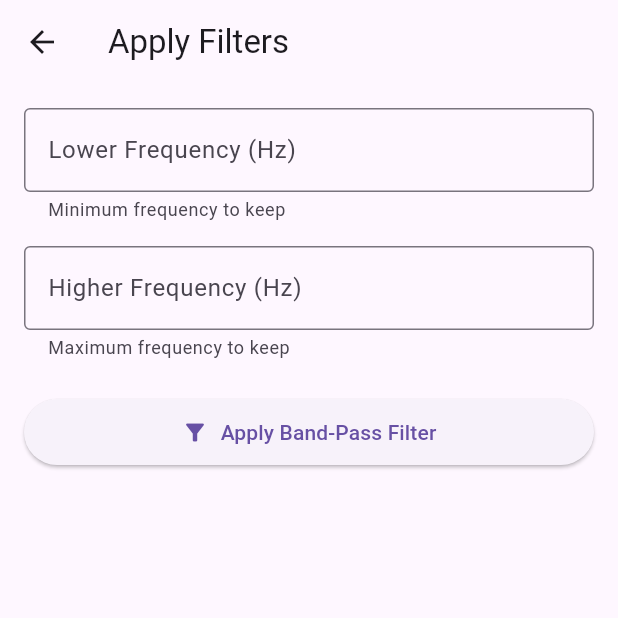
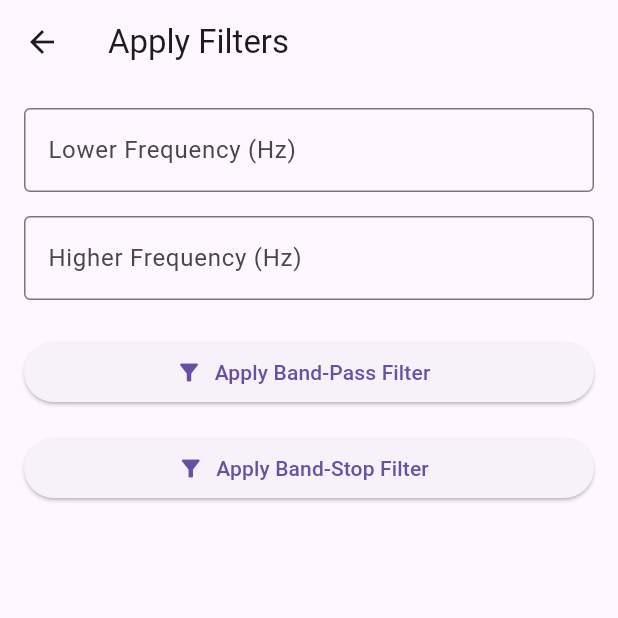
Before and after one commit to Prabhat7930/signal, a Flutter app: the SignalAnalysisPage screen opened directly with empty values, after a tap on "Apply Filters", on a phone screen of 412 x 824 dp, the top half of it. Run offline on Flutter 3.47's test engine with Material 3 defaults, Android fonts, the phone set to English and light mode, and no system bars; our stand-ins replace audioplayers, fl_chart, flutter_animate, shared_preferences; missing offline and left inert: record; accounts and stored records are empty.

```diff
--- a/lib/pages/filter_page.dart
+++ b/lib/pages/filter_page.dart
@@ -12,10 +12,10 @@ class FilterPage extends StatefulWidget {
   final int sampleRate;
 
   const FilterPage({
-    Key? key,
+    super.key,
     required this.originalFilePath,
     required this.sampleRate,
-  }) : super(key: key);
+  });
 
   @override
   State<FilterPage> createState() => _FilterPageState();
@@ -39,7 +39,7 @@ class _FilterPageState extends State<FilterPage> {
     try {
       final directory = await getApplicationDocumentsDirectory();
       final timestamp = DateTime.now().millisecondsSinceEpoch;
-      final newFilePath = '${directory.path}/bandpass_${timestamp}.wav';
+      final newFilePath = '${directory.path}/bandpass_$timestamp.wav';
 
       final filteredDoubleAudio = await AudioFilter.applyBandPassFilter(
           inputPath: widget.originalFilePath,
@@ -51,7 +51,8 @@ class _FilterPageState extends State<FilterPage> {
       return filteredDoubleAudio;
     } catch (e) {
       debugPrint('Error applying band-pass filter: $e');
-      ScaffoldMessenger.of(context).showSnackBar(SnackBar(content: Text('Error applying band-pass filter: $e')));
+      ScaffoldMessenger.of(context).showSnackBar(
+          SnackBar(content: Text('Error applying band-pass filter: $e')));
       return null;
     } finally {
       setState(() => _isFiltering = false);
@@ -63,9 +64,10 @@ class _FilterPageState extends State<FilterPage> {
     try {
       final directory = await getApplicationDocumentsDirectory();
       final timestamp = DateTime.now().millisecondsSinceEpoch;
-      final newFilePath = '${directory.path}/bandstop_${timestamp}.wav';
+      final newFilePath = '${directory.path}/bandstop_$timestamp.wav';
       final audioBytes = await File(widget.originalFilePath).readAsBytes();
-      final audioData = await compute(_decodeAudio, audioBytes.buffer.asInt16List());
+      final audioData =
+          await compute(_decodeAudio, audioBytes.buffer.asInt16List());
       if (audioData == null) {
         throw Exception("Error Decoding the audio file");
       }
@@ -76,18 +78,22 @@ class _FilterPageState extends State<FilterPage> {
         highFreq,
       );
 
-      final filteredBytes = Int16List.fromList(filteredAudio.map((e) => (e * 32768).round().clamp(-32768, 32767).toInt()).toList()).buffer.asUint8List();
+      final filteredBytes = Int16List.fromList(filteredAudio
+              .map((e) => (e * 32768).round().clamp(-32768, 32767).toInt())
+              .toList())
+          .buffer
+          .asUint8List();
       await File(newFilePath).writeAsBytes(filteredBytes);
       return newFilePath;
     } catch (e) {
       debugPrint('Error applying band-stop filter: $e');
-      ScaffoldMessenger.of(context).showSnackBar(SnackBar(content: Text('Error applying band-stop filter: $e')));
+      ScaffoldMessenger.of(context).showSnackBar(
+          SnackBar(content: Text('Error applying band-stop filter: $e')));
       return null;
     } finally {
       setState(() => _isFiltering = false);
     }
   }
-
 
   @override
   Widget build(BuildContext context) {
@@ -119,18 +125,24 @@ class _FilterPageState extends State<FilterPage> {
             ElevatedButton.icon(
               icon: const Icon(Icons.filter_alt),
               label: const Text('Apply Band-Pass Filter'),
-              onPressed: _isFiltering ? null : () async {
+              onPressed: _isFiltering
+                  ? null
+                  : () async {
                       final low = double.tryParse(_lowFreqController.text) ?? 0;
-                final high = double.tryParse(_highFreqController.text) ?? widget.sampleRate / 2;
+                      final high = double.tryParse(_highFreqController.text) ??
+                          widget.sampleRate / 2;
 
                       if (low >= high) {
                         ScaffoldMessenger.of(context).showSnackBar(
-                    const SnackBar(content: Text('Lower frequency must be less than higher frequency')),
+                          const SnackBar(
+                              content: Text(
+                                  'Lower frequency must be less than higher frequency')),
                         );
                         return;
                       }
 
-                _processedFilePath = await _applyBandPassFilter(low, high);
+                      _processedFilePath =
+                          await _applyBandPassFilter(low, high);
                       if (_processedFilePath != null) {
                         _navigateToComparisonPage(low, high, 'Band-Pass');
                       }
@@ -140,18 +152,24 @@ class _FilterPageState extends State<FilterPage> {
             ElevatedButton.icon(
               icon: const Icon(Icons.filter_alt),
               label: const Text('Apply Band-Stop Filter'),
-              onPressed: _isFiltering ? null : () async {
+              onPressed: _isFiltering
+                  ? null
+                  : () async {
                       final low = double.tryParse(_lowFreqController.text) ?? 0;
-                final high = double.tryParse(_highFreqController.text) ?? widget.sampleRate / 2;
+                      final high = double.tryParse(_highFreqController.text) ??
+                          widget.sampleRate / 2;
 
                       if (low >= high) {
                         ScaffoldMessenger.of(context).showSnackBar(
-                    const SnackBar(content: Text('Lower frequency must be less than higher frequency')),
+                          const SnackBar(
+                              content: Text(
+                                  'Lower frequency must be less than higher frequency')),
                         );
                         return;
                       }
 
-                _processedFilePath = await _applyBandStopFilter(low, high);
+                      _processedFilePath =
+                          await _applyBandStopFilter(low, high);
                       if (_processedFilePath != null) {
                         _navigateToComparisonPage(low, high, 'Band-Stop');
                       }
--- a/lib/pages/signal_analysis_page.dart
+++ b/lib/pages/signal_analysis_page.dart
@@ -2,17 +2,14 @@ import 'dart:math';
 import 'dart:io';
 import 'package:flutter/material.dart';
 import 'package:fl_chart/fl_chart.dart';
-import 'package:audioplayers/audioplayers.dart';
-import 'package:path_provider/path_provider.dart';
+import 'package:signal/pages/filter_page.dart';
 import 'audio_filter.dart';
 import 'recording_playback_page.dart';
-import 'comparison_playback_page.dart';
-
 
 class SignalAnalysisPage extends StatefulWidget {
   final String filePath;
 
-  const SignalAnalysisPage({Key? key, required this.filePath}) : super(key: key);
+  const SignalAnalysisPage({super.key, required this.filePath});
 
   @override
   State<SignalAnalysisPage> createState() => _SignalAnalysisPageState();
@@ -36,38 +33,36 @@ class _SignalAnalysisPageState extends State<SignalAnalysisPage> {
   Future<void> analyzeAudio() async {
     setState(() => isLoading = true);
     try {
-      // Read audio file and convert to samples
       final file = File(widget.filePath);
       final bytes = await file.readAsBytes();
 
-      // Convert bytes to audio samples (simplified for example)
-      final audioData = List.generate(
-        bytes.length ~/ 2,
-        (i) => bytes[i * 2] / 128.0
-      );
+      // Downsample data for large recordings
+      final audioData =
+          List.generate(bytes.length ~/ 2, (i) => bytes[i * 2] / 128.0);
+      final downsampleFactor = max(1, audioData.length ~/ 1000);
+      final downsampledData = List.generate(
+          audioData.length ~/ downsampleFactor,
+          (i) => audioData[i * downsampleFactor]);
 
       // Generate amplitude data
       amplitudeData = List.generate(
-        audioData.length,
-        (i) => FlSpot(i / sampleRate, audioData[i])
+        downsampledData.length,
+        (i) => FlSpot(i.toDouble() / sampleRate, downsampledData[i]),
       );
 
-      // Compute FFT for frequency data
-      final fftData = AudioFilter.computeFFT(audioData);
-      final fftMagnitude = fftData.map((complex) =>
-        sqrt(complex.real * complex.real + complex.imag * complex.imag)
-      ).toList();
+      // Compute FFT on a smaller segment
+      final fftSegment = downsampledData.take(sampleRate).toList();
+      final fftData = AudioFilter.computeFFT(fftSegment);
+      final fftMagnitude = fftData
+          .map((complex) =>
+              sqrt(complex.real * complex.real + complex.imag * complex.imag))
+          .toList();
 
-      // Generate frequency magnitude data
       frequencyMagnitudeData = List.generate(
         fftMagnitude.length ~/ 2,
-        (i) => FlSpot(
-          i * sampleRate / fftMagnitude.length,
-          fftMagnitude[i]
-        )
+        (i) => FlSpot(i * sampleRate / fftMagnitude.length, fftMagnitude[i]),
       );
 
-      // Calculate min and max Y values for scaling
       minY = amplitudeData.map((spot) => spot.y).reduce(min);
       maxY = amplitudeData.map((spot) => spot.y).reduce(max);
 
@@ -101,10 +96,7 @@ class _SignalAnalysisPageState extends State<SignalAnalysisPage> {
   Widget _buildLandscapeLayout() {
     return Row(
       children: [
-        Expanded(
-          flex: 3,
-          child: _buildGraph(),
-        ),
+        Expanded(flex: 3, child: _buildGraph()),
         Expanded(
           child: SingleChildScrollView(
             child: Column(
@@ -124,10 +116,7 @@ class _SignalAnalysisPageState extends State<SignalAnalysisPage> {
   Widget _buildPortraitLayout() {
     return Column(
       children: [
-        Expanded(
-          flex: 4,
-          child: _buildGraph(),
-        ),
+        Expanded(flex: 4, child: _buildGraph()),
         _buildGraphControls(),
         _buildActionButtons(),
       ],
@@ -139,9 +128,8 @@ class _SignalAnalysisPageState extends State<SignalAnalysisPage> {
       return const Center(child: CircularProgressIndicator());
     }
 
-    final currentData = currentGraphIndex == 0
-        ? amplitudeData
-        : frequencyMagnitudeData;
+    final currentData =
+        currentGraphIndex == 0 ? amplitudeData : frequencyMagnitudeData;
 
     return Padding(
       padding: const EdgeInsets.all(16.0),
@@ -198,14 +186,12 @@ class _SignalAnalysisPageState extends State<SignalAnalysisPage> {
                 style: const TextStyle(fontWeight: FontWeight.bold),
               ),
             ),
-            topTitles: AxisTitles(
-              sideTitles: SideTitles(showTitles: false),
-            ),
-            rightTitles: AxisTitles(
-              sideTitles: SideTitles(showTitles: false),
-            ),
+            topTitles:
+                const AxisTitles(sideTitles: SideTitles(showTitles: false)),
+            rightTitles:
+                const AxisTitles(sideTitles: SideTitles(showTitles: false)),
           ),
-          gridData: FlGridData(
+          gridData: const FlGridData(
             show: true,
             drawHorizontalLine: true,
             drawVerticalLine: true,
@@ -230,14 +216,15 @@ class _SignalAnalysisPageState extends State<SignalAnalysisPage> {
             IconButton(
               icon: const Icon(Icons.arrow_back),
               onPressed: () {
-                setState(() => currentGraphIndex = (currentGraphIndex - 1).clamp(0, 1));
+                setState(() =>
+                    currentGraphIndex = (currentGraphIndex - 1).clamp(0, 1));
               },
             ),
             Expanded(
               child: Text(
                 currentGraphIndex == 0
-                  ? 'Amplitude vs Time'
-                  : 'Frequency vs Magnitude',
+                    ? 'Amplitude vs Time'
+                    : 'Frequency vs Magnitude',
                 style: const TextStyle(
                   fontSize: 16,
                   fontWeight: FontWeight.bold,
@@ -309,138 +296,139 @@ class _SignalAnalysisPageState extends State<SignalAnalysisPage> {
   }
 }
 
-class FilterPage extends StatefulWidget {
-  final String originalFilePath;
-  final int sampleRate;
+// class FilterPage extends StatefulWidget {
+//   final String originalFilePath;
+//   final int sampleRate;
 
-  const FilterPage({
-    Key? key,
-    required this.originalFilePath,
-    required this.sampleRate,
-  }) : super(key: key);
+//   const FilterPage({
+//     super.key,
+//     required this.originalFilePath,
+//     required this.sampleRate,
+//   });
 
-  @override
-  State<FilterPage> createState() => _FilterPageState();
-}
+//   @override
+//   State<FilterPage> createState() => _FilterPageState();
+// }
 
-class _FilterPageState extends State<FilterPage> {
-  final TextEditingController lowFreqController = TextEditingController();
-  final TextEditingController highFreqController = TextEditingController();
-  bool isProcessing = false;
+// class _FilterPageState extends State<FilterPage> {
+//   final TextEditingController lowFreqController = TextEditingController();
+//   final TextEditingController highFreqController = TextEditingController();
+//   bool isProcessing = false;
 
-  @override
-  void dispose() {
-    lowFreqController.dispose();
-    highFreqController.dispose();
-    super.dispose();
-  }
+//   @override
+//   void dispose() {
+//     lowFreqController.dispose();
+//     highFreqController.dispose();
+//     super.dispose();
+//   }
 
-  Future<void> applyFilter() async {
-    final low = double.tryParse(lowFreqController.text);
-    final high = double.tryParse(highFreqController.text);
+//   Future<void> applyFilter() async {
+//     final low = double.tryParse(lowFreqController.text);
+//     final high = double.tryParse(highFreqController.text);
 
-    if (low == null || high == null) {
-      ScaffoldMessenger.of(context).showSnackBar(
-        const SnackBar(content: Text('Please enter valid frequencies')),
-      );
-      return;
-    }
+//     if (low == null || high == null) {
+//       ScaffoldMessenger.of(context).showSnackBar(
+//         const SnackBar(content: Text('Please enter valid frequencies')),
+//       );
+//       return;
+//     }
 
-    if (low >= high) {
-      ScaffoldMessenger.of(context).showSnackBar(
-        const SnackBar(
-          content: Text('Lower frequency must be less than higher frequency'),
-        ),
-      );
-      return;
-    }
+//     if (low >= high) {
+//       ScaffoldMessenger.of(context).showSnackBar(
+//         const SnackBar(
+//           content: Text('Lower frequency must be less than higher frequency'),
+//         ),
+//       );
+//       return;
+//     }
 
-    setState(() => isProcessing = true);
+//     setState(() => isProcessing = true);
 
-    try {
-      final directory = await getApplicationDocumentsDirectory();
-      final timestamp = DateTime.now().millisecondsSinceEpoch;
-      final outputPath = '${directory.path}/filtered_$timestamp.wav';
+//     try {
+//       final directory = await getApplicationDocumentsDirectory();
+//       final timestamp = DateTime.now().millisecondsSinceEpoch;
+//       final outputPath = '${directory.path}/filtered_$timestamp.wav';
 
-      final filteredPath = await AudioFilter.applyBandPassFilter(
-        inputPath: widget.originalFilePath,
-        outputPath: outputPath,
-        lowFreq: low,
-        highFreq: high,
-        sampleRate: widget.sampleRate,
-      );
+//       final filteredPath = await AudioFilter.applyBandPassFilter(
+//         inputPath: widget.originalFilePath,
+//         outputPath: outputPath,
+//         lowFreq: low,
+//         highFreq: high,
+//         sampleRate: widget.sampleRate,
+//       );
 
-      if (!mounted) return;
+//       if (!mounted) return;
 
-      Navigator.pushReplacement(
-        context,
-        MaterialPageRoute(
-          builder: (context) => ComparisonPlaybackPage(
-            originalFilePath: widget.originalFilePath,
-            filteredFilePath: filteredPath,
-            filterDetails: 'Band-Pass Filter ($low Hz - $high Hz)',
-          ),
-        ),
-      );
-    } catch (e) {
-      if (!mounted) return;
-      ScaffoldMessenger.of(context).showSnackBar(
-        SnackBar(content: Text('Error applying filter: $e')),
-      );
-    } finally {
-      setState(() => isProcessing = false);
-    }
-  }
+//       Navigator.pushReplacement(
+//         context,
+//         MaterialPageRoute(
+//           builder: (context) => ComparisonPlaybackPage(
+//             originalFilePath: widget.originalFilePath,
+//             filteredFilePath: filteredPath,
+//             filterDetails: 'Band-Pass Filter ($low Hz - $high Hz)',
+//           ),
+//         ),
+//       );
+//     } catch (e) {
+//       if (!mounted) return;
+//       ScaffoldMessenger.of(context).showSnackBar(
+//         SnackBar(content: Text('Error applying filter: $e')),
+//       );
+//     } finally {
+//       setState(() => isProcessing = false);
+//     }
+//   }
 
-  @override
-  Widget build(BuildContext context) {
-    return Scaffold(
-      appBar: AppBar(title: const Text('Apply Filters')),
-      body: Padding(
-        padding: const EdgeInsets.all(16.0),
-        child: Column(
-          crossAxisAlignment: CrossAxisAlignment.stretch,
-          children: [
-            TextField(
-              controller: lowFreqController,
-              keyboardType: TextInputType.number,
-              decoration: const InputDecoration(
-                labelText: 'Lower Frequency (Hz)',
-                border: OutlineInputBorder(),
-                helperText: 'Minimum frequency to keep',
-              ),
-            ),
-            const SizedBox(height: 16),
-            TextField(
-              controller: highFreqController,
-              keyboardType: TextInputType.number,
-              decoration: const InputDecoration(
-                labelText: 'Higher Frequency (Hz)',
-                border: OutlineInputBorder(),
-                helperText: 'Maximum frequency to keep',
-              ),
-            ),
-            const SizedBox(height: 24),
-            ElevatedButton.icon(
-              icon: isProcessing
-                ? const SizedBox(
-                    width: 20,
-                    height: 20,
-                    child: CircularProgressIndicator(
-                      strokeWidth: 2,
-                      color: Colors.white,
-                    ),
-                  )
-                : const Icon(Icons.filter_alt),
-              label: Text(isProcessing ? 'Processing...' : 'Apply Band-Pass Filter'),
-              onPressed: isProcessing ? null : applyFilter,
-              style: ElevatedButton.styleFrom(
-                padding: const EdgeInsets.symmetric(vertical: 12),
-              ),
-            ),
-          ],
-        ),
-      ),
-    );
-  }
-}
+//   @override
+//   Widget build(BuildContext context) {
+//     return Scaffold(
+//       appBar: AppBar(title: const Text('Apply Filters')),
+//       body: Padding(
+//         padding: const EdgeInsets.all(16.0),
+//         child: Column(
+//           crossAxisAlignment: CrossAxisAlignment.stretch,
+//           children: [
+//             TextField(
+//               controller: lowFreqController,
+//               keyboardType: TextInputType.number,
+//               decoration: const InputDecoration(
+//                 labelText: 'Lower Frequency (Hz)',
+//                 border: OutlineInputBorder(),
+//                 helperText: 'Minimum frequency to keep',
+//               ),
+//             ),
+//             const SizedBox(height: 16),
+//             TextField(
+//               controller: highFreqController,
+//               keyboardType: TextInputType.number,
+//               decoration: const InputDecoration(
+//                 labelText: 'Higher Frequency (Hz)',
+//                 border: OutlineInputBorder(),
+//                 helperText: 'Maximum frequency to keep',
+//               ),
+//             ),
+//             const SizedBox(height: 24),
+//             ElevatedButton.icon(
+//               icon: isProcessing
+//                   ? const SizedBox(
+//                       width: 20,
+//                       height: 20,
+//                       child: CircularProgressIndicator(
+//                         strokeWidth: 2,
+//                         color: Colors.white,
+//                       ),
+//                     )
+//                   : const Icon(Icons.filter_alt),
+//               label: Text(
+//                   isProcessing ? 'Processing...' : 'Apply Band-Pass Filter'),
+//               onPressed: isProcessing ? null : applyFilter,
+//               style: ElevatedButton.styleFrom(
+//                 padding: const EdgeInsets.symmetric(vertical: 12),
+//               ),
+//             ),
+//           ],
+//         ),
+//       ),
+//     );
+//   }
+// }
```
Also changed, not shown: lib/components/appbar.dart (added, +15 -0 lines), lib/pages/comparison_playback_page.dart (+20 -27 lines), lib/pages/home_page.dart (+12 -13 lines), lib/pages/recording_list_page.dart (+14 -27 lines), lib/pages/recording_playback_page.dart (+9 -9 lines), pubspec.lock. Lines whose indentation alone changed are shown as unchanged.
